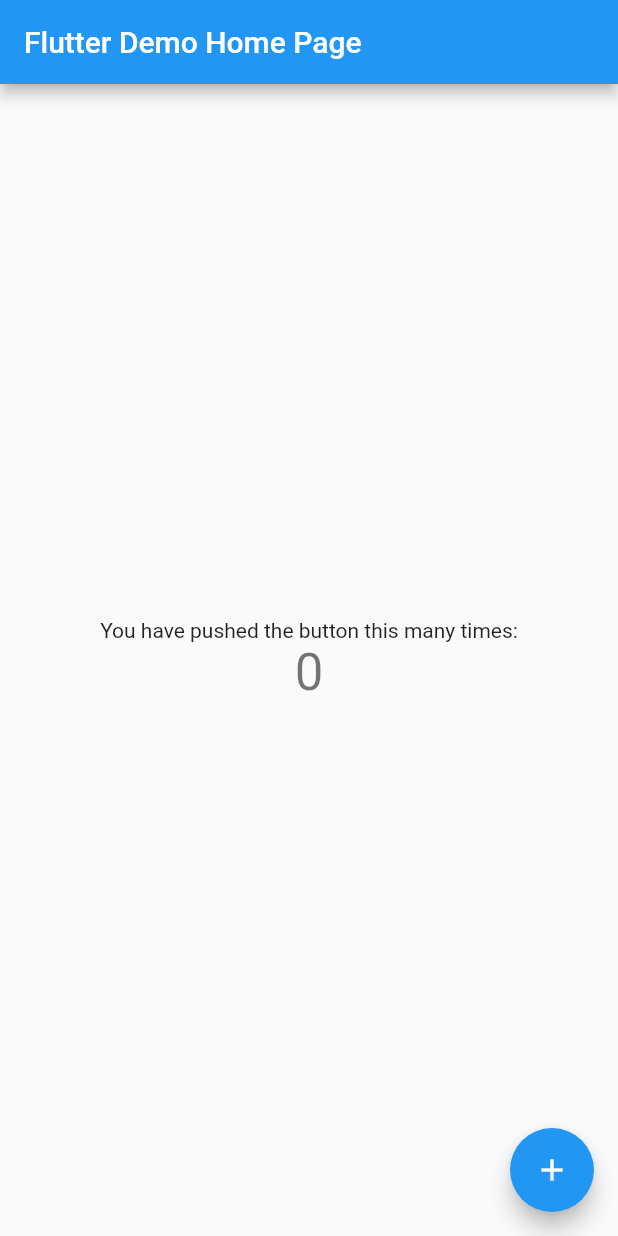
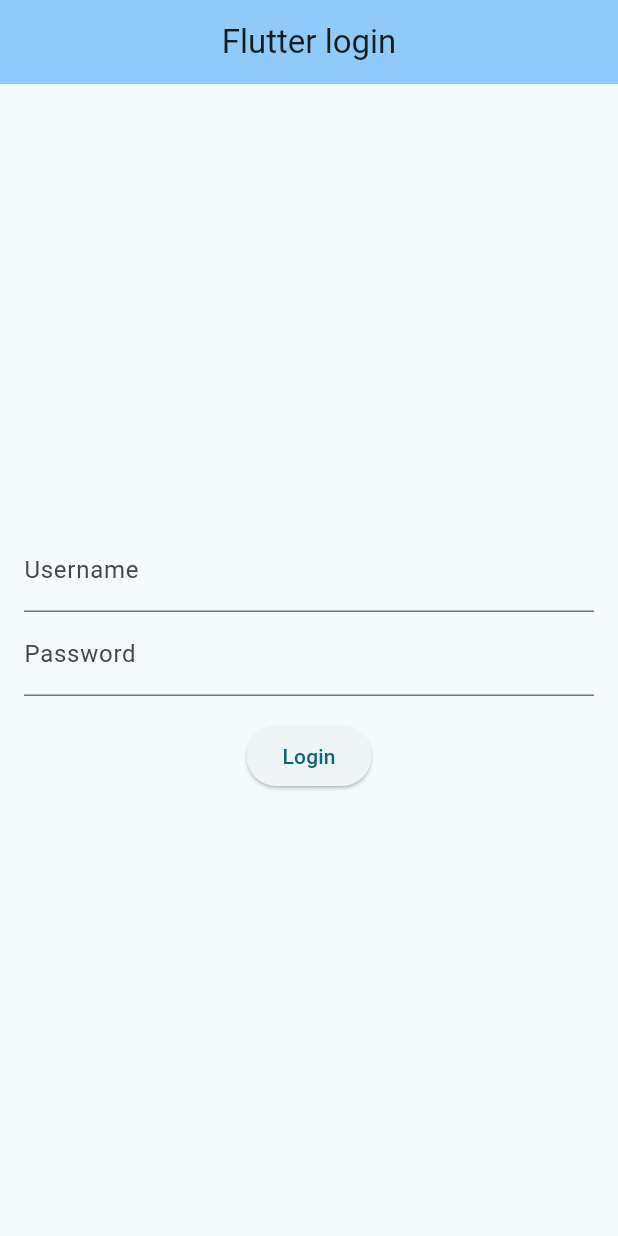
Before and after one commit to ChrisLucas02/flutter-login-bloc, a Flutter app: the screen it shows after launch, on a phone screen of 412 x 824 dp. Run offline on Flutter 3.47's test engine with Material 2 defaults, Android fonts, the phone set to English and light mode, and no system bars; our stand-ins replace flutter_bloc.

Commit message:
Version 1: Bloc pattern using factory State classes

```diff
--- /dev/null
+++ b/code/lib/app.dart
@@ -0,0 +1,35 @@
+import 'package:code/login/bloc/login_bloc.dart';
+import 'package:code/login/login_view.dart';
+import 'package:code/login_repository.dart';
+import 'package:flutter/material.dart';
+import 'package:flutter/src/widgets/framework.dart';
+import 'package:flutter/src/widgets/placeholder.dart';
+import 'package:flutter_bloc/flutter_bloc.dart';
+
+class FlutterLoginApp extends StatelessWidget {
+  const FlutterLoginApp({super.key});
+
+  @override
+  Widget build(BuildContext context) {
+    return MaterialApp(
+      theme: ThemeData(
+        colorSchemeSeed: Colors.cyan,
+        useMaterial3: true,
+        brightness: Brightness.light,
+      ),
+      home: Scaffold(
+        appBar: AppBar(
+          backgroundColor: Theme.of(context).colorScheme.background,
+          title: const Text('Flutter login'),
+          centerTitle: true,
+        ),
+        body: BlocProvider(
+          create: (context) => LoginBloc(
+            repository: context.read<LoginRepository>(),
+          ),
+          child: const LoginView(),
+        ),
+      ),
+    );
+  }
+}
--- /dev/null
+++ b/code/lib/login/bloc/login_bloc.dart
@@ -0,0 +1,26 @@
+import 'package:code/login_repository.dart';
+import 'package:flutter_bloc/flutter_bloc.dart';
+
+part 'login_event.dart';
+part 'login_state.dart';
+
+class LoginBloc extends Bloc<LoginEvent, LoginState> {
+  final LoginRepository _repository;
+
+  LoginBloc({required LoginRepository repository})
+      : _repository = repository,
+        super(LoginState.initial()) {
+    on<LoginRequested>((event, emit) {
+      // New state: bloc -> ui
+      emit(LoginState.loading());
+      // Do logic (bloc -> data -> bloc)
+      if (_repository.checkCredentials(event.username, event.password)) {
+        // New state: bloc -> ui
+        emit(LoginState.authenticated());
+      } else {
+        // New state: bloc -> ui
+        emit(LoginState.error("Invalid credentials!"));
+      }
+    });
+  }
+}
--- /dev/null
+++ b/code/lib/login/bloc/login_event.dart
@@ -0,0 +1,13 @@
+part of 'login_bloc.dart';
+
+abstract class LoginEvent {}
+
+class LoginRequested extends LoginEvent {
+  final String username;
+  final String password;
+
+  LoginRequested({
+    required this.username,
+    required this.password,
+  });
+}
--- /dev/null
+++ b/code/lib/login/bloc/login_state.dart
@@ -0,0 +1,42 @@
+part of 'login_bloc.dart';
+
+class LoginState {
+  final bool isLoading;
+  final bool isAuthenticated;
+  final String errorMessage;
+
+  LoginState({
+    required this.isAuthenticated,
+    required this.isLoading,
+    this.errorMessage = '',
+  });
+
+  factory LoginState.initial() {
+    return LoginState(
+      isAuthenticated: false,
+      isLoading: false,
+    );
+  }
+
+  factory LoginState.loading() {
+    return LoginState(
+      isAuthenticated: false,
+      isLoading: true,
+    );
+  }
+
+  factory LoginState.authenticated() {
+    return LoginState(
+      isAuthenticated: true,
+      isLoading: false,
+    );
+  }
+
+  factory LoginState.error(String errorMessage) {
+    return LoginState(
+      isAuthenticated: false,
+      isLoading: false,
+      errorMessage: errorMessage,
+    );
+  }
+}
--- /dev/null
+++ b/code/lib/login/login_view.dart
@@ -0,0 +1,70 @@
+import 'package:code/login/bloc/login_bloc.dart';
+import 'package:flutter/material.dart';
+import 'package:flutter_bloc/flutter_bloc.dart';
+
+class LoginView extends StatefulWidget {
+  const LoginView({super.key});
+
+  @override
+  State<LoginView> createState() => _LoginViewState();
+}
+
+class _LoginViewState extends State<LoginView> {
+  final _usernameController = TextEditingController();
+  final _passwordController = TextEditingController();
+
+  @override
+  void dispose() {
+    _usernameController.dispose();
+    _passwordController.dispose();
+    super.dispose();
+  }
+
+  @override
+  Widget build(BuildContext context) {
+    return BlocConsumer<LoginBloc, LoginState>(listener: (context, state) {
+      if (state.isAuthenticated) {
+        print("Well done!");
+      } else if (state.errorMessage.isNotEmpty) {
+        ScaffoldMessenger.of(context).showSnackBar(
+          SnackBar(content: Text(state.errorMessage)),
+        );
+      }
+      _passwordController.clear();
+      _usernameController.clear();
+    }, builder: (context, state) {
+      return Padding(
+        padding: const EdgeInsets.all(16.0),
+        child: Column(
+          mainAxisAlignment: MainAxisAlignment.center,
+          children: [
+            TextField(
+              controller: _usernameController,
+              decoration: const InputDecoration(labelText: 'Username'),
+            ),
+            TextField(
+              controller: _passwordController,
+              obscureText: true,
+              decoration: const InputDecoration(labelText: 'Password'),
+            ),
+            const SizedBox(height: 16.0),
+            ElevatedButton(
+              onPressed: () {
+                // Dispatch LoginRequested event with entered credentials
+                context.read<LoginBloc>().add(
+                      LoginRequested(
+                        username: _usernameController.text,
+                        password: _passwordController.text,
+                      ),
+                    );
+              },
+              child: state.isLoading
+                  ? const CircularProgressIndicator()
+                  : const Text('Login'),
+            ),
+          ],
+        ),
+      );
+    });
+  }
+}
--- /dev/null
+++ b/code/lib/login_repository.dart
@@ -0,0 +1,8 @@
+class LoginRepository {
+  final String validUsername = "abc";
+  final String validPassword = "bb";
+
+  bool checkCredentials(String username, String password) {
+    return username == validUsername && password == validPassword;
+  }
+}
--- a/code/lib/main.dart
+++ b/code/lib/main.dart
@@ -1,115 +1,11 @@
+import 'package:code/app.dart';
+import 'package:code/login_repository.dart';
 import 'package:flutter/material.dart';
+import 'package:flutter_bloc/flutter_bloc.dart';
 
 void main() {
-  runApp(const MyApp());
+  runApp(RepositoryProvider.value(
+    value: LoginRepository(),
+    child: const FlutterLoginApp(),
+  ));
 }
-
-class MyApp extends StatelessWidget {
-  const MyApp({super.key});
-
-  // This widget is the root of your application.
-  @override
-  Widget build(BuildContext context) {
-    return MaterialApp(
-      title: 'Flutter Demo',
-      theme: ThemeData(
-        // This is the theme of your application.
-        //
-        // Try running your application with "flutter run". You'll see the
-        // application has a blue toolbar. Then, without quitting the app, try
-        // changing the primarySwatch below to Colors.green and then invoke
-        // "hot reload" (press "r" in the console where you ran "flutter run",
-        // or simply save your changes to "hot reload" in a Flutter IDE).
-        // Notice that the counter didn't reset back to zero; the application
-        // is not restarted.
-        primarySwatch: Colors.blue,
-      ),
-      home: const MyHomePage(title: 'Flutter Demo Home Page'),
-    );
-  }
-}
-
-class MyHomePage extends StatefulWidget {
-  const MyHomePage({super.key, required this.title});
-
-  // This widget is the home page of your application. It is stateful, meaning
-  // that it has a State object (defined below) that contains fields that affect
-  // how it looks.
-
-  // This class is the configuration for the state. It holds the values (in this
-  // case the title) provided by the parent (in this case the App widget) and
-  // used by the build method of the State. Fields in a Widget subclass are
-  // always marked "final".
-
-  final String title;
-
-  @override
-  State<MyHomePage> createState() => _MyHomePageState();
-}
-
-class _MyHomePageState extends State<MyHomePage> {
-  int _counter = 0;
-
-  void _incrementCounter() {
-    setState(() {
-      // This call to setState tells the Flutter framework that something has
-      // changed in this State, which causes it to rerun the build method below
-      // so that the display can reflect the updated values. If we changed
-      // _counter without calling setState(), then the build method would not be
-      // called again, and so nothing would appear to happen.
-      _counter++;
-    });
-  }
-
-  @override
-  Widget build(BuildContext context) {
-    // This method is rerun every time setState is called, for instance as done
-    // by the _incrementCounter method above.
-    //
-    // The Flutter framework has been optimized to make rerunning build methods
-    // fast, so that you can just rebuild anything that needs updating rather
-    // than having to individually change instances of widgets.
-    return Scaffold(
-      appBar: AppBar(
-        // Here we take the value from the MyHomePage object that was created by
-        // the App.build method, and use it to set our appbar title.
-        title: Text(widget.title),
-      ),
-      body: Center(
-        // Center is a layout widget. It takes a single child and positions it
-        // in the middle of the parent.
-        child: Column(
-          // Column is also a layout widget. It takes a list of children and
-          // arranges them vertically. By default, it sizes itself to fit its
-          // children horizontally, and tries to be as tall as its parent.
-          //
-          // Invoke "debug painting" (press "p" in the console, choose the
-          // "Toggle Debug Paint" action from the Flutter Inspector in Android
-          // Studio, or the "Toggle Debug Paint" command in Visual Studio Code)
-          // to see the wireframe for each widget.
-          //
-          // Column has various properties to control how it sizes itself and
-          // how it positions its children. Here we use mainAxisAlignment to
-          // center the children vertically; the main axis here is the vertical
-          // axis because Columns are vertical (the cross axis would be
-          // horizontal).
-          mainAxisAlignment: MainAxisAlignment.center,
-          children: <Widget>[
-            const Text(
-              'You have pushed the button this many times:',
-            ),
-            Text(
-              '$_counter',
-              style: Theme.of(context).textTheme.headlineMedium,
-            ),
-          ],
-        ),
-      ),
-      floatingActionButton: FloatingActionButton(
-        onPressed: _incrementCounter,
-        tooltip: 'Increment',
-        child: const Icon(Icons.add),
-      ), // This trailing comma makes auto-formatting nicer for build methods.
-    );
-  }
-}
--- a/code/pubspec.yaml
+++ b/code/pubspec.yaml
@@ -35,6 +35,7 @@ dependencies:
   # The following adds the Cupertino Icons font to your application.
   # Use with the CupertinoIcons class for iOS style icons.
   cupertino_icons: ^1.0.2
+  flutter_bloc: ^8.1.2
 
 dev_dependencies:
   flutter_test:
```
Also changed, not shown: code/pubspec.lock, 1 other file.
